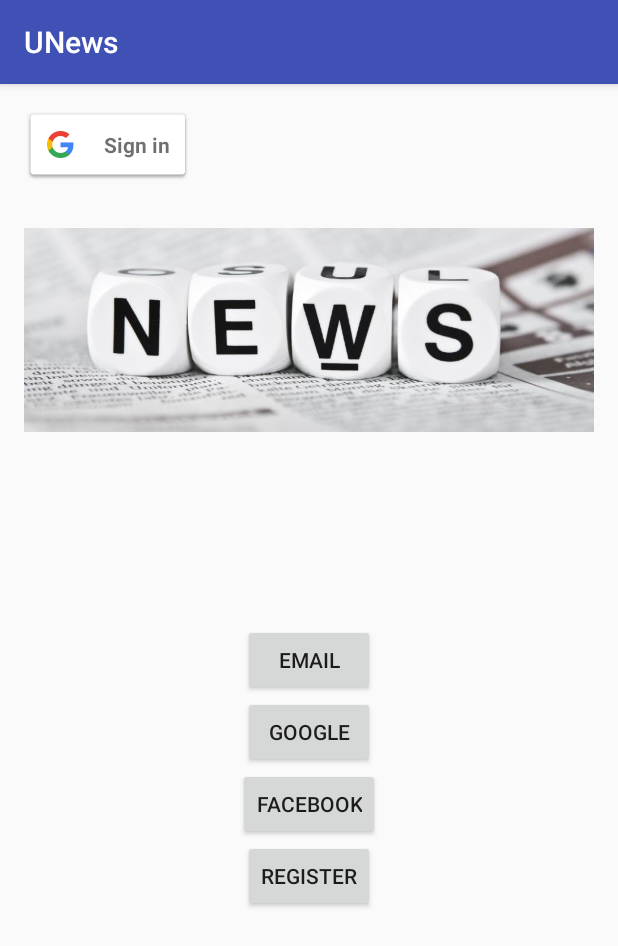
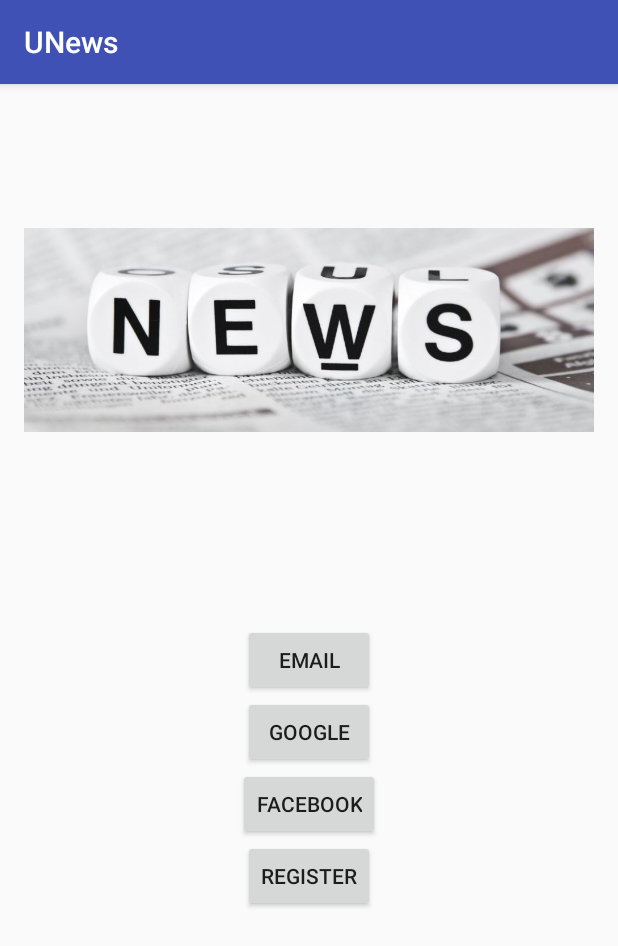
Before and after one commit to rlebre/NewsApp-Android, an Android app: the screen it shows after launch (LoginActivity), on a phone screen of 412 x 824 dp. Shown: the top 946 px of the screen. Run offline under Robolectric (Android 15) with nearby library versions, the phone set to English and light mode, and no system bars.

Commit message:
bugfix (xml)

```diff
--- a/app/src/main/res/layout/activity_login.xml
+++ b/app/src/main/res/layout/activity_login.xml
@@ -35,11 +35,6 @@
         android:layout_below="@+id/login_email"
         android:layout_centerHorizontal="true" />
 
-    <com.google.android.gms.common.SignInButton
-        android:id="@+id/sign_in_button"
-        android:layout_width="wrap_content"
-        android:layout_height="wrap_content" />
-
     <Button
         android:layout_width="wrap_content"
         android:layout_height="wrap_content"
```
